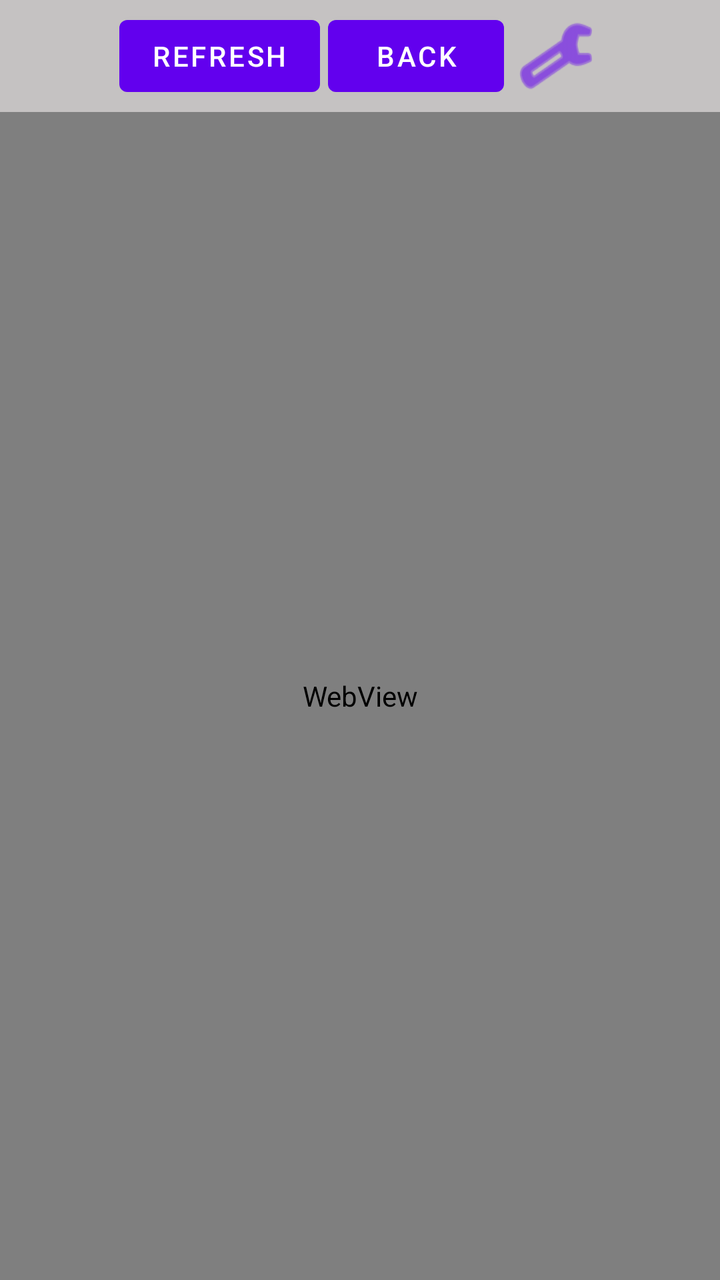
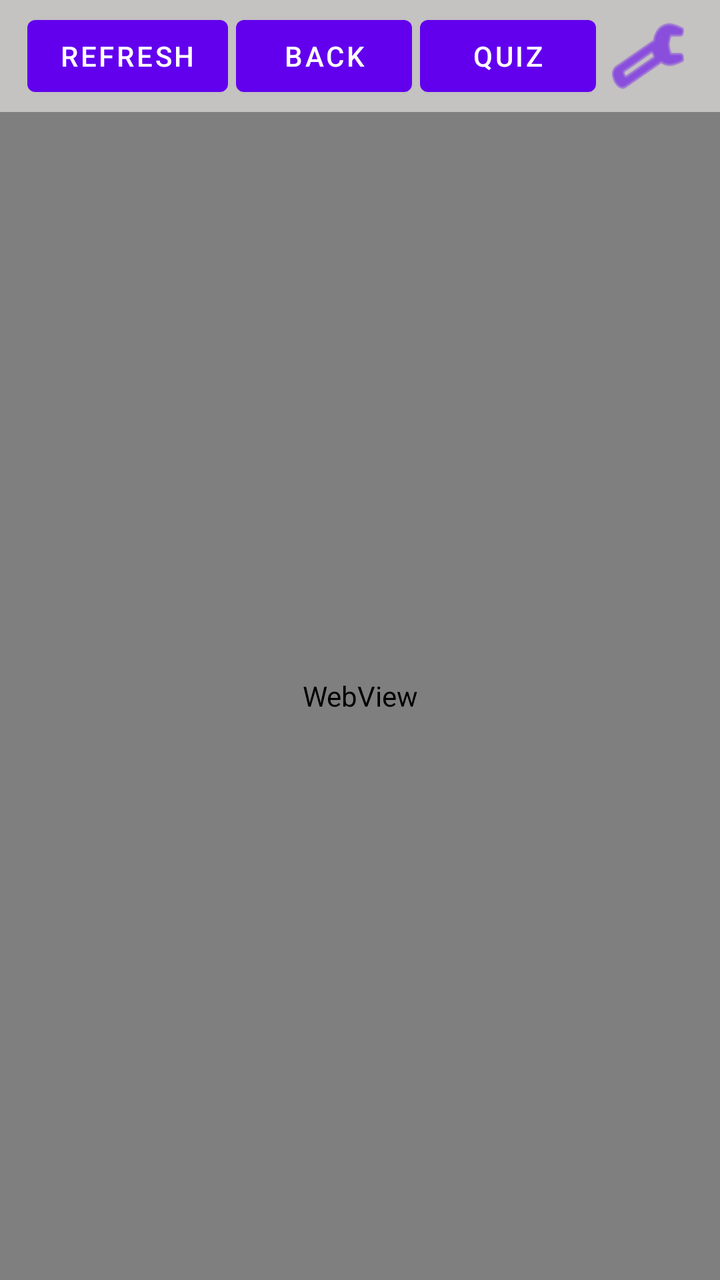

Compare the two renders of this Android layout. The source of the first and the diff that turns it into the second are given below.
<!-- AndroidManifest.xml: activity theme FullScreen -->
<!-- res/layout/activity_main.xml -->
<?xml version="1.0" encoding="utf-8"?>
<LinearLayout xmlns:android="http://schemas.android.com/apk/res/android"
    xmlns:app="http://schemas.android.com/apk/res-auto"
    xmlns:tools="http://schemas.android.com/tools"
    android:layout_width="match_parent"
    android:layout_height="match_parent"
    android:background="@color/grey"
    android:gravity="top"
    android:keepScreenOn="true"
    android:orientation="vertical"
    tools:context=".MainActivity">

    <LinearLayout
        android:id="@+id/llTools"
        android:layout_width="match_parent"
        android:layout_height="wrap_content"
        android:gravity="center"
        android:orientation="horizontal">


        <Button
            android:id="@+id/buttonRefresh"
            android:visibility="visible"
            android:layout_margin="2dp"
            android:layout_width="wrap_content"
            android:layout_height="wrap_content"
            android:text="Refresh" />
        <Button
            android:visibility="visible"
            android:id="@+id/buttonBack"
            android:layout_margin="2dp"
            android:layout_width="wrap_content"
            android:layout_height="wrap_content"
            android:text="Back" />

        <Button
            android:id="@+id/buttonReset"
            android:layout_margin="4dp"
            android:layout_width="40dp"
            android:background="@android:drawable/ic_menu_preferences"
            android:layout_height="wrap_content"
            android:text="" />

        <Spinner
            android:id="@+id/websiteSpinner"
            android:visibility="gone"
            android:layout_width="wrap_content"
            android:layout_height="wrap_content"
            android:drawSelectorOnTop="true"
            android:entries="@array/website_list" />

        <ProgressBar
            android:visibility="gone"
            android:id="@+id/progressBar"
            style="?android:attr/progressBarStyle"
            android:layout_width="wrap_content"
            android:layout_height="wrap_content" />

        <TextView
            android:visibility="gone"
        android:id="@+id/txtView"
        android:layout_width="wrap_content"
        android:layout_height="wrap_content"
        android:layout_marginLeft="2dp"
        android:background="@color/purple_200"
        android:gravity="center"
        android:padding="2dp"
        android:text="Hello!"
        android:textAllCaps="false"
        android:textColor="@color/white" />



    </LinearLayout>

    <TextView
        android:id="@+id/txtWhitelistedAppsTitle"
        android:layout_width="match_parent"
        android:layout_height="wrap_content"
        android:background="@color/purple_200"
        android:clickable="true"
        android:focusable="true"
        android:padding="16dp"
        android:text="Whitelisted Apps [-]"
        android:textColor="@color/black"
        android:textSize="20sp"
        android:textStyle="bold"
        android:visibility="gone" />

    <ScrollView
        android:id="@+id/whitelistedAppsScrollView"
        android:layout_width="match_parent"
        android:layout_height="wrap_content"
        android:visibility="gone">

        <LinearLayout
            android:id="@+id/llWhitelistedApps"
            android:layout_width="match_parent"
            android:layout_height="wrap_content"
            android:orientation="vertical"
            android:paddingLeft="16dp"
            android:paddingRight="16dp"
            android:paddingBottom="16dp" />
    </ScrollView>

    <TextView
        android:id="@+id/txtWhitelistedWebsitesTitle"
        android:layout_width="match_parent"
        android:layout_height="wrap_content"
        android:background="@color/teal_200"
        android:clickable="true"
        android:focusable="true"
        android:padding="16dp"
        android:text="Whitelisted Websites [-]"
        android:textColor="@color/black"
        android:textSize="20sp"
        android:textStyle="bold"
        android:visibility="gone" />

    <ScrollView
        android:id="@+id/whitelistedWebsitesScrollView"
        android:layout_width="match_parent"
        android:layout_height="wrap_content"
        android:visibility="gone">

        <LinearLayout
            android:id="@+id/llWhitelistedWebsites"
            android:layout_width="match_parent"
            android:layout_height="wrap_content"
            android:orientation="vertical"
            android:paddingLeft="16dp"
            android:paddingRight="16dp"
            android:paddingBottom="16dp" />
    </ScrollView>

    <WebView
        android:id="@+id/webView"
        android:visibility="visible"
        android:layout_width="match_parent"
        android:layout_height="0dp"
        android:minHeight="240dp"
        android:layout_weight="1" />

</LinearLayout>
<!-- resources referenced by this layout -->
<resources>
  <string-array name="website_list">
          <item>freecodecamp</item>
          <item>Sample Portfolio1 page</item>
          <item>Sample Portfolio2 page</item>
          <item>Sample Portfolio3 page</item>
          <item>Sample Portfolio4 page</item>
          <item>Sample Restaurant page</item>
      </string-array>
  <color name="black">#FF000000</color>
  <color name="grey">#C5C2C2</color>
  <color name="purple_200">#FFBB86FC</color>
  <color name="teal_200">#FF03DAC5</color>
  <color name="white">#FFFFFFFF</color>
  <style name="FullScreen" parent="Theme.LockAppForGlasses">
          <item name="windowNoTitle">true</item>
          <item name="android:windowFullscreen">true</item>
      </style>
  <style name="Theme.LockAppForGlasses" parent="Theme.MaterialComponents.DayNight.DarkActionBar">
          
          <item name="colorPrimary">@color/purple_500</item>
          <item name="colorPrimaryVariant">@color/purple_700</item>
          <item name="colorOnPrimary">@color/white</item>
          
          <item name="colorSecondary">@color/teal_200</item>
          <item name="colorSecondaryVariant">@color/teal_700</item>
          <item name="colorOnSecondary">@color/black</item>
          
          <item name="android:statusBarColor" tools:targetApi="l">?attr/colorPrimaryVariant</item>
          
      </style>
  <color name="purple_500">#FF6200EE</color>
  <color name="purple_700">#FF3700B3</color>
  <color name="teal_700">#FF018786</color>
</resources>

<!-- the commit's change to res/layout/activity_main.xml (unified diff, before → after) -->
@@ -32,6 +32,14 @@
             android:layout_width="wrap_content"
             android:layout_height="wrap_content"
             android:text="Back" />
+
+        <Button
+            android:id="@+id/buttonQuiz"
+            android:visibility="visible"
+            android:layout_margin="2dp"
+            android:layout_width="wrap_content"
+            android:layout_height="wrap_content"
+            android:text="Quiz" />
 
         <Button
             android:id="@+id/buttonReset"
